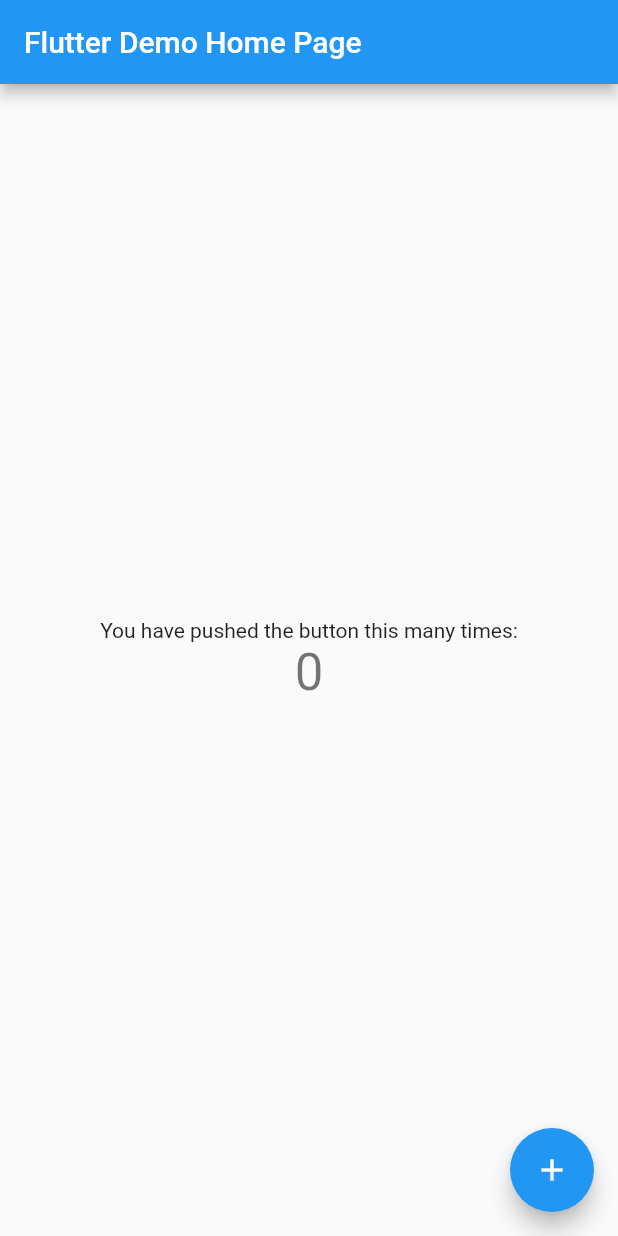
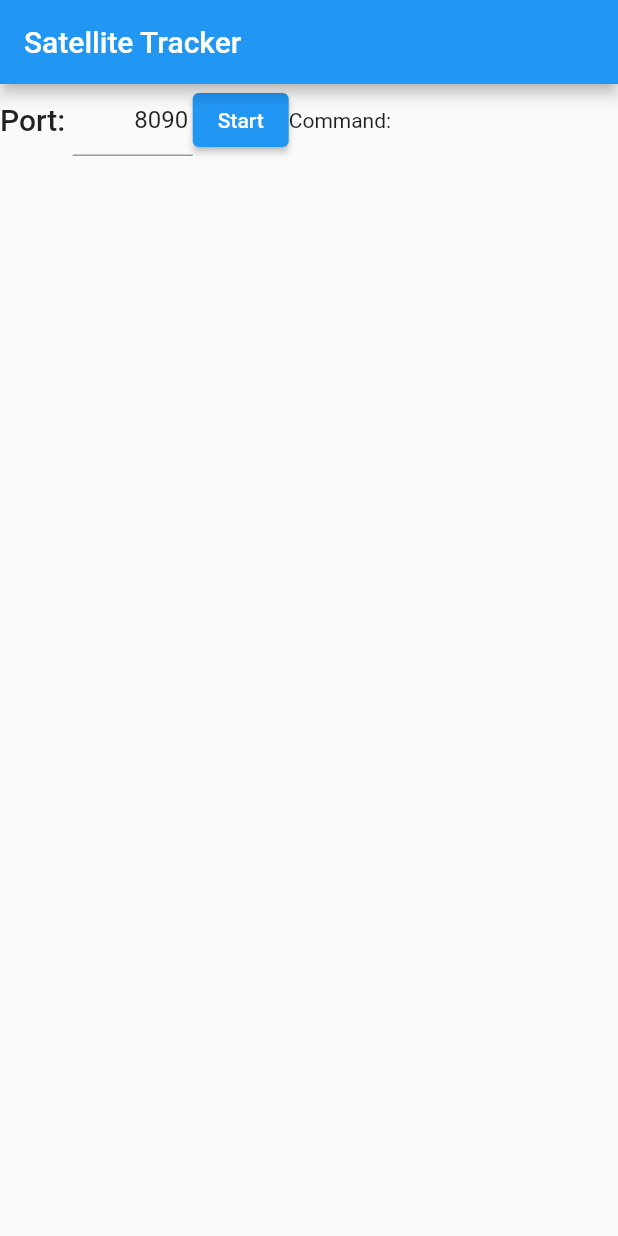
Before and after one commit to sqlxx/satellite_tracker, a Flutter app: the screen it shows after launch, on a phone screen of 412 x 824 dp. Run offline on Flutter 3.47's test engine with Material 2 defaults, Android fonts, the phone set to English and light mode, and no system bars.

Commit message:
TCP server works

```diff
--- /dev/null
+++ b/lib/_utils/easy_notifier.dart
@@ -0,0 +1,8 @@
+import 'package:flutter/foundation.dart';
+
+class EasyNotifier extends ChangeNotifier {
+  void notify([VoidCallback? action]) {
+    action?.call();
+    notifyListeners();
+  }
+}
--- /dev/null
+++ b/lib/commands/commands.dart
@@ -0,0 +1,26 @@
+import 'package:flutter/widgets.dart';
+import 'package:provider/provider.dart';
+import 'package:satellite_tracker/services/tcp_server.dart';
+
+import '../models/app_model.dart';
+
+BuildContext? _buildContext;
+
+BuildContext get context => _buildContext!;
+bool get hasContext => _buildContext != null;
+
+// Must call setContext first
+void setContext(BuildContext buildContext) {
+  _buildContext = buildContext;
+}
+
+class BaseCommand {
+
+  T getProvided<T>() {
+    assert(hasContext, "You must call setContext first");
+    return _buildContext!.read();
+  }
+
+  TcpServer get tcpServer => getProvided();
+  AppModel get appModel => getProvided();
+}
--- /dev/null
+++ b/lib/commands/start_socket_command.dart
@@ -0,0 +1,7 @@
+import 'package:satellite_tracker/commands/commands.dart';
+
+class StartSocketCommand extends BaseCommand {
+  Future<void> run() async {
+    await tcpServer.start();
+  }
+}
--- /dev/null
+++ b/lib/commands/stop_socket_command.dart
@@ -0,0 +1,7 @@
+import 'commands.dart';
+
+class StopSocketCommand extends BaseCommand {
+  Future<void> run() async {
+    await tcpServer.stop();
+  }
+}
--- /dev/null
+++ b/lib/l10n/intl_en.arb
@@ -0,0 +1,8 @@
+{
+  "appName": "Satellite Tracker",
+  "port": "Port",
+  "inputRequired": "Please input",
+  "start": "Start",
+  "stop": "Stop",
+  "useCorrectPort": "Port number should between 1024 & 65535"
+}
--- /dev/null
+++ b/lib/l10n/intl_zh.arb
@@ -0,0 +1,8 @@
+{
+  "appName": "卫星追踪",
+  "port": "端口",
+  "inputRequired": "请输入",
+  "start": "启动",
+  "stop": "停止",
+  "useCorrectPort": "端口号是介于1024和65535之间的数字"
+}
--- a/lib/main.dart
+++ b/lib/main.dart
@@ -1,17 +1,36 @@
 import 'package:flutter/material.dart';
+import 'package:flutter_localizations/flutter_localizations.dart';
+import 'package:provider/provider.dart';
+import 'package:satellite_tracker/models/app_model.dart';
+import 'package:satellite_tracker/models/tcp_server_model.dart';
+import 'package:satellite_tracker/services/tcp_server.dart';
+import 'package:satellite_tracker/views/tcp_server_form.dart';
+import "package:satellite_tracker/commands/commands.dart" as commands;
+
+import 'generated/l10n.dart';
+import 'views/tcp_server_form.dart';
 
 void main() {
-  runApp(const MyApp());
+  AppModel appModel = AppModel();
+  TcpServerModel tcpServerModel = TcpServerModel();
+  TcpServer tcpServer = TcpServer(tcpServerModel);
+  runApp(MultiProvider(providers: [
+    Provider.value(value: tcpServer),
+    // App Model - Stores data related to global settings or app modes
+    ChangeNotifierProvider.value(value: appModel),
+    // BooksModel - Stores data about the content in the app
+    ChangeNotifierProvider.value(value: tcpServerModel),
+  ], child: const SatelliteTrackerApp()));
 }
 
-class MyApp extends StatelessWidget {
-  const MyApp({Key? key}) : super(key: key);
+class SatelliteTrackerApp extends StatelessWidget {
+  const SatelliteTrackerApp({Key? key}) : super(key: key);
 
   // This widget is the root of your application.
   @override
   Widget build(BuildContext context) {
+    commands.setContext(context);
     return MaterialApp(
-      title: 'Flutter Demo',
         theme: ThemeData(
           // This is the theme of your application.
           //
@@ -24,92 +43,36 @@
           // is not restarted.
           primarySwatch: Colors.blue,
         ),
-      home: const MyHomePage(title: 'Flutter Demo Home Page'),
-    );
+        home: const HomePage(),
+        localizationsDelegates: const [
+          S.delegate,
+          GlobalMaterialLocalizations.delegate,
+          GlobalWidgetsLocalizations.delegate,
+          GlobalCupertinoLocalizations.delegate,
+        ],
+        supportedLocales: S.delegate.supportedLocales);
   }
 }
 
-class MyHomePage extends StatefulWidget {
-  const MyHomePage({Key? key, required this.title}) : super(key: key);
-
-  // This widget is the home page of your application. It is stateful, meaning
-  // that it has a State object (defined below) that contains fields that affect
-  // how it looks.
-
-  // This class is the configuration for the state. It holds the values (in this
-  // case the title) provided by the parent (in this case the App widget) and
-  // used by the build method of the State. Fields in a Widget subclass are
-  // always marked "final".
-
-  final String title;
-
-  @override
-  State<MyHomePage> createState() => _MyHomePageState();
-}
-
-class _MyHomePageState extends State<MyHomePage> {
-  int _counter = 0;
-
-  void _incrementCounter() {
-    setState(() {
-      // This call to setState tells the Flutter framework that something has
-      // changed in this State, which causes it to rerun the build method below
-      // so that the display can reflect the updated values. If we changed
-      // _counter without calling setState(), then the build method would not be
-      // called again, and so nothing would appear to happen.
-      _counter++;
-    });
-  }
+class HomePage extends StatelessWidget {
+  const HomePage({Key? key}) : super(key: key);
 
   @override
   Widget build(BuildContext context) {
-    // This method is rerun every time setState is called, for instance as done
-    // by the _incrementCounter method above.
-    //
-    // The Flutter framework has been optimized to make rerunning build methods
-    // fast, so that you can just rebuild anything that needs updating rather
-    // than having to individually change instances of widgets.
     return Scaffold(
       appBar: AppBar(
-        // Here we take the value from the MyHomePage object that was created by
-        // the App.build method, and use it to set our appbar title.
-        title: Text(widget.title),
+        title: Text(S.of(context).appName),
       ),
       body: Center(
-        // Center is a layout widget. It takes a single child and positions it
-        // in the middle of the parent.
         child: Column(
-          // Column is also a layout widget. It takes a list of children and
-          // arranges them vertically. By default, it sizes itself to fit its
-          // children horizontally, and tries to be as tall as its parent.
-          //
-          // Invoke "debug painting" (press "p" in the console, choose the
-          // "Toggle Debug Paint" action from the Flutter Inspector in Android
-          // Studio, or the "Toggle Debug Paint" command in Visual Studio Code)
-          // to see the wireframe for each widget.
-          //
-          // Column has various properties to control how it sizes itself and
-          // how it positions its children. Here we use mainAxisAlignment to
-          // center the children vertically; the main axis here is the vertical
-          // axis because Columns are vertical (the cross axis would be
-          // horizontal).
-          mainAxisAlignment: MainAxisAlignment.center,
-          children: <Widget>[
-            const Text(
-              'You have pushed the button this many times:',
-            ),
-            Text(
-              '$_counter',
-              style: Theme.of(context).textTheme.headline4,
+          mainAxisAlignment: MainAxisAlignment.start,
+          children: [
+            Row(
+              children: const [TcpServerForm()],
             ),
           ],
         ),
       ),
-      floatingActionButton: FloatingActionButton(
-        onPressed: _incrementCounter,
-        tooltip: 'Increment',
-        child: const Icon(Icons.add),
-      ), // This trailing comma makes auto-formatting nicer for build methods.
     );
   }
 }
--- /dev/null
+++ b/lib/models/app_model.dart
@@ -0,0 +1,6 @@
+import 'package:satellite_tracker/_utils/easy_notifier.dart';
+
+// Storing app configuration data
+class AppModel extends EasyNotifier {
+
+}
--- /dev/null
+++ b/lib/models/tcp_server_model.dart
@@ -0,0 +1,25 @@
+import 'package:satellite_tracker/_utils/easy_notifier.dart';
+
+class TcpServerModel extends EasyNotifier {
+  int _port = 8090;
+  bool _serving = false;
+  String _statusText = '';
+
+  set port(value) {
+    notify(() => _port = value);
+  }
+
+  get port => _port;
+
+  set serving(value) {
+    notify(() => _serving = value);
+  }
+
+  get serving => _serving;
+
+  set statusText(value) {
+    notify(() => _statusText = value);
+  }
+
+  get statusText => _statusText;
+}
--- /dev/null
+++ b/lib/views/tcp_server_form.dart
@@ -0,0 +1,95 @@
+import 'package:flutter/material.dart';
+import 'package:flutter/services.dart';
+import 'package:provider/provider.dart';
+import 'package:satellite_tracker/models/tcp_server_model.dart';
+
+import '../commands/start_socket_command.dart';
+import '../commands/stop_socket_command.dart';
+import '../generated/l10n.dart';
+
+class TcpServerForm extends StatefulWidget {
+  const TcpServerForm({Key? key}) : super(key: key);
+
+  @override
+  State<TcpServerForm> createState() => _TcpServerFormState();
+}
+
+class _TcpServerFormState extends State<TcpServerForm> {
+  late TextEditingController _portController;
+
+  @override
+  void initState() {
+    super.initState();
+
+    _portController = TextEditingController();
+  }
+
+  @override
+  void dispose() {
+    _portController.dispose();
+    super.dispose();
+  }
+
+  @override
+  Widget build(BuildContext context) {
+    final GlobalKey<FormState> _formKey = GlobalKey<FormState>();
+    TcpServerModel _serverModel = context.watch<TcpServerModel>();
+    _portController.text = _serverModel.port.toString();
+
+    return Form(
+        key: _formKey,
+        child: Row(children: [
+          Text(S.of(context).port + ": ", style: Theme.of(context).textTheme.titleLarge),
+          SizedBox(
+              width: 80,
+              child: TextFormField(
+                controller: _portController,
+                decoration: InputDecoration(hintText: S.of(context).port),
+                textAlign: TextAlign.right,
+                inputFormatters: [FilteringTextInputFormatter.allow(RegExp('[0-9]'))],
+                enabled: !_serverModel.serving,
+                validator: (String? value) {
+                  if (value == null || value.isEmpty) {
+                    return S.of(context).inputRequired;
+                  } else {
+                    int? intValue = int.tryParse(value);
+                    if (intValue! > 65535 || intValue < 1024) {
+                      return S.of(context).useCorrectPort;
+                    }
+                  }
+
+                  return null;
+                },
+              )),
+          ElevatedButton(
+              onPressed: () async {
+                if (_formKey.currentState!.validate()) {
+                  if (!_serverModel.serving) {
+                    _serverModel.port = int.tryParse(_portController.text);
+                    await StartSocketCommand().run();
+                  } else {
+                    await StopSocketCommand().run();
+                  }
+                  //   showDialog(
+                  //       context: context,
+                  //       builder: (BuildContext context) {
+                  //         return AlertDialog(
+                  //             title: const Text('Server Started'),
+                  //             content: Text('TCP Server started on ${_portController.text}'),
+                  //             actions: <Widget>[
+                  //               TextButton(
+                  //                 onPressed: () {
+                  //                   Navigator.pop(context);
+                  //                 },
+                  //                 child: const Text('OK'),
+                  //               ),
+                  //             ]);
+                  //       });
+                  //   // Start the server
+                }
+              },
+              child: Text(_serverModel.serving ? S.of(context).stop : S.of(context).start)),
+          Text("Command: ${_serverModel.statusText}"),
+        ]));
+  }
+}
```
Also changed, not shown: lib/services/tcp_server.dart (added, +31 -0 lines), pubspec.yaml (+10 -2 lines), lib/generated/intl/messages_all.dart (added), lib/generated/intl/messages_en.dart (added), lib/generated/intl/messages_zh.dart (added), lib/generated/l10n.dart (added), pubspec.lock, 18 other files. Lines whose indentation alone changed are shown as unchanged.
